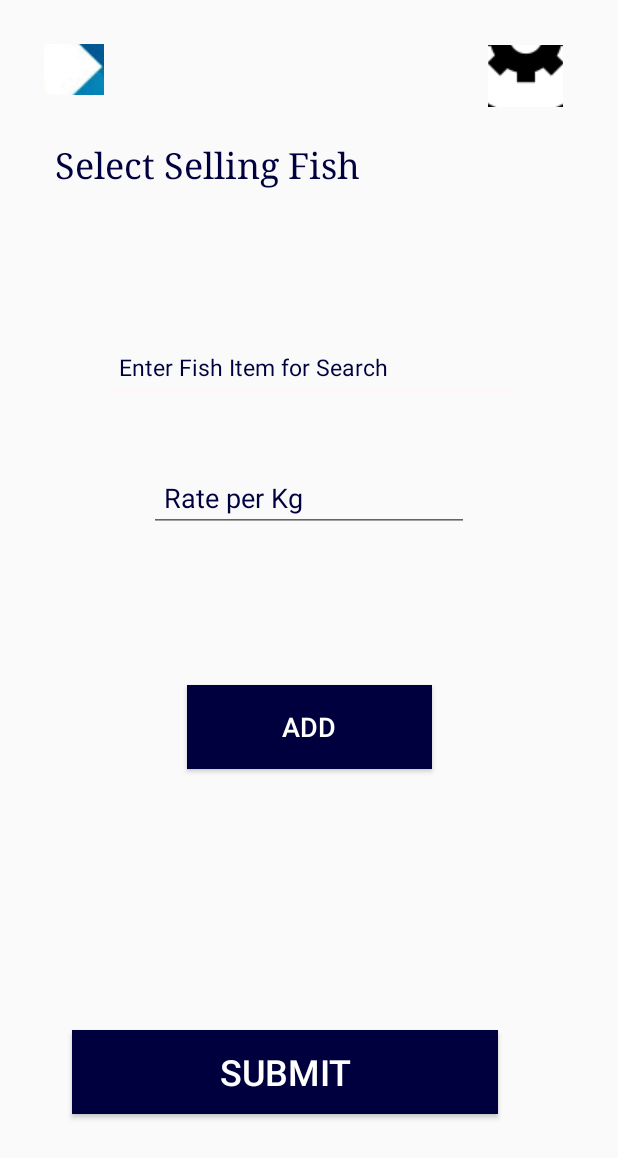
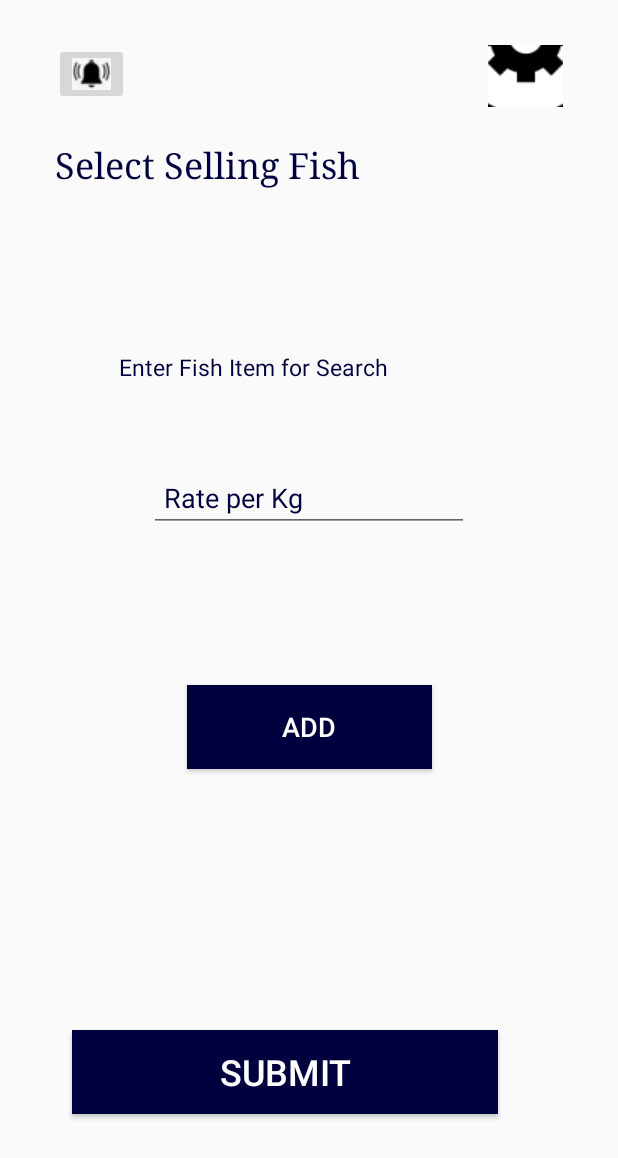
Before and after one commit to HDLLakshan/MaadelaSeller, an Android app: the SellingFishItem screen opened directly, with no data from a screen before it, on a phone screen of 412 x 824 dp. Shown: the top 1158 px of the screen. Run offline under Robolectric (Android 15) with nearby library versions, the light colour scheme and no system bars; our stand-ins replace Firebase (no records; nobody signed in at launch, a user with empty details on screens opened directly).

Commit message:
corrected  design errors..

```diff
--- a/app/src/main/res/layout/activity_selling_fish_item.xml
+++ b/app/src/main/res/layout/activity_selling_fish_item.xml
@@ -90,12 +90,12 @@
 
     <ImageButton
         android:id="@+id/imageButton2"
-        android:layout_width="40dp"
-        android:layout_height="34dp"
-        android:src="@drawable/offical"
+        android:layout_width="50dp"
+        android:layout_height="41dp"
+        android:src="@drawable/bells"
         app:layout_constraintBottom_toBottomOf="parent"
         app:layout_constraintEnd_toEndOf="parent"
-        app:layout_constraintHorizontal_bias="0.078"
+        app:layout_constraintHorizontal_bias="0.099"
         app:layout_constraintStart_toStartOf="parent"
         app:layout_constraintTop_toTopOf="parent"
         app:layout_constraintVertical_bias="0.037" />
```
Also changed, not shown: app/src/main/res/layout/activity_order_request_notification.xml (+6 -4 lines).
